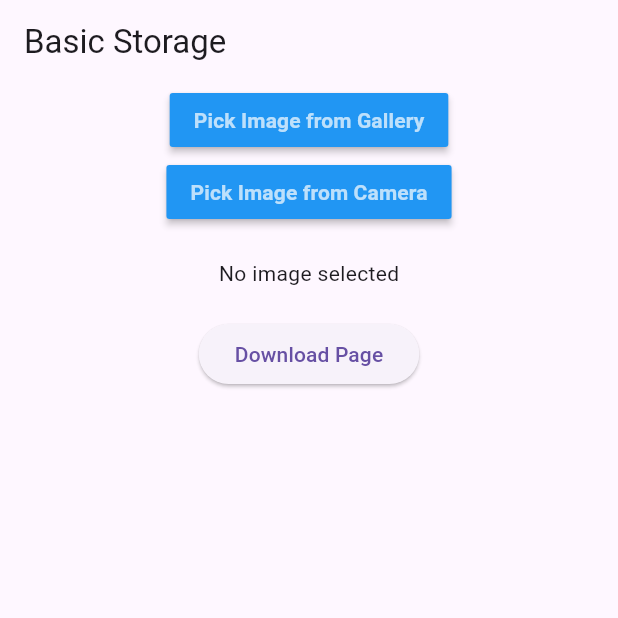
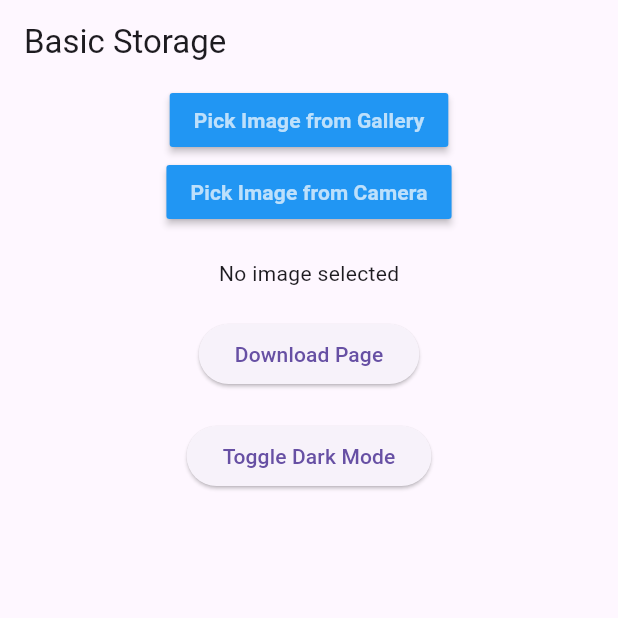
Before and after one commit to nidhikumar/CSS545-Mobile-Computing, a Flutter app: the screen it shows after launch, on a phone screen of 412 x 824 dp, the top half of it. Run offline on Flutter 3.47's test engine with Material 3 defaults, Android fonts, the phone set to English and light mode, and no system bars; our stand-ins replace image_picker, shared_preferences.

Commit message:
added user settings

```diff
--- a/lib/main.dart
+++ b/lib/main.dart
@@ -1,3 +1,4 @@
+import 'dart:async';
 import 'dart:io';
 import 'dart:typed_data';
 
@@ -6,6 +7,7 @@
 import 'package:image_picker/image_picker.dart';
 import 'package:path_provider/path_provider.dart';
 import 'package:http/http.dart' as http;
+import 'package:shared_preferences/shared_preferences.dart';
 
 void main() {
   runApp(const MyApp());
@@ -16,13 +18,25 @@
 
   @override
   Widget build(BuildContext context) {
+    return FutureBuilder(
+      future: _fetchThemeMode(),
+      builder: (context, AsyncSnapshot<bool> snapshot) {
+        final isDarkModeEnabled = snapshot.data ?? false;
         return MaterialApp(
           title: 'Flutter Demo',
           theme: ThemeData(
             primarySwatch: Colors.blue,
+            brightness: isDarkModeEnabled ? Brightness.dark : Brightness.light,
           ),
           home: const MyHomePage(title: 'Flutter Demo Home Page'),
         );
+      },
+    );
+  }
+
+  Future<bool> _fetchThemeMode() async {
+    final prefs = await SharedPreferences.getInstance();
+    return prefs.getBool('isDarkModeEnabled') ?? false;
   }
 }
 
@@ -95,10 +109,27 @@
               },
               child: Text("Download Page"),
             ),
+            SizedBox(height: 20),
+            ElevatedButton(
+              onPressed: () => _toggleDarkMode(context),
+              child: Text("Toggle Dark Mode"),
+            ),
           ],
         ),
       ),
     );
+  }
+
+  void _toggleDarkMode(BuildContext context) async {
+    final prefs = await SharedPreferences.getInstance();
+    final isDarkModeEnabled = !(prefs.getBool('isDarkModeEnabled') ?? false);
+    prefs.setBool('isDarkModeEnabled', isDarkModeEnabled);
+    ScaffoldMessenger.of(context).showSnackBar(SnackBar(
+      content: Text('Dark Mode ${isDarkModeEnabled ? "enabled" : "disabled"}'),
+    ));
+
+    // Rebuild the entire app with the new theme
+    runApp(MyApp());
   }
 
 }
--- a/pubspec.yaml
+++ b/pubspec.yaml
@@ -29,6 +29,8 @@
 dependencies:
   flutter:
     sdk: flutter
+  shared_preferences: ^2.0.0
+
 
 
   # The following adds the Cupertino Icons font to your application.
```
Also changed, not shown: assets/dark_mode_enabled.png (added), assets/dark_mode_saved.png (added), 1 other file. Lines whose indentation alone changed are shown as unchanged.
